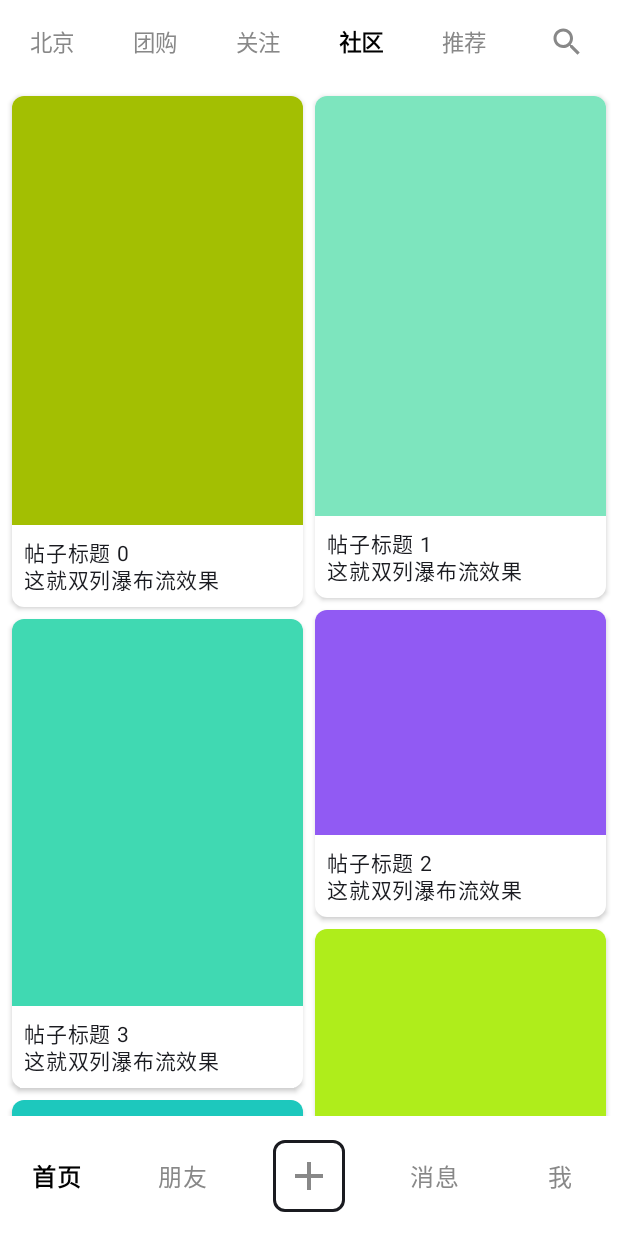
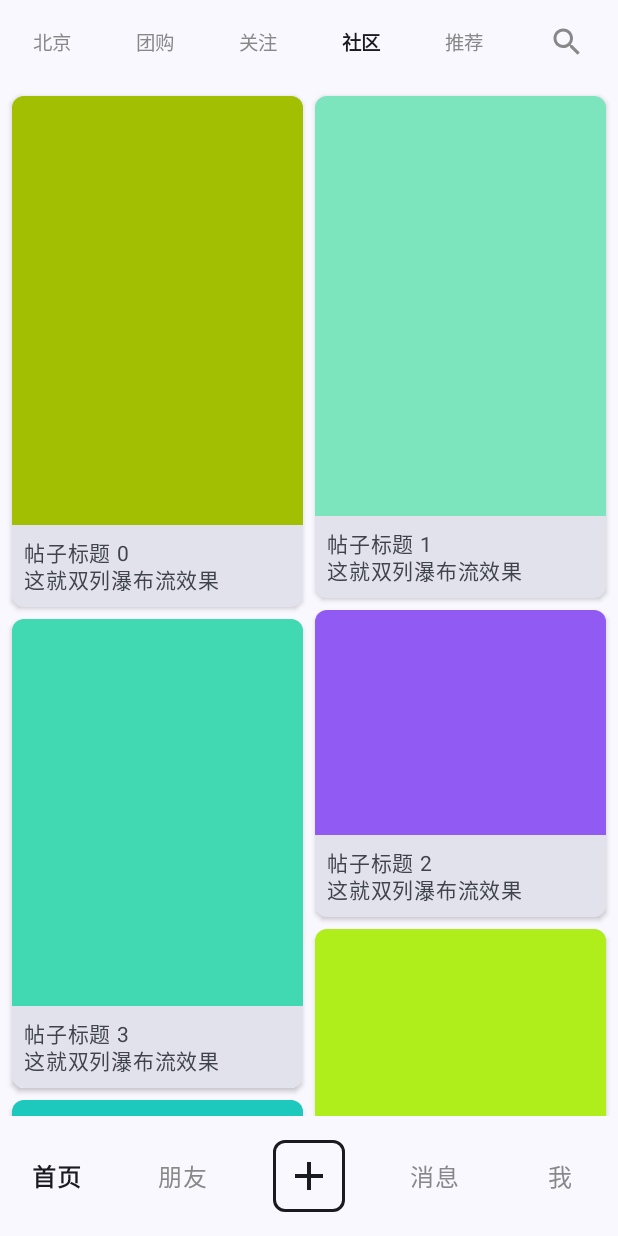
Before and after one commit to Aubade1/ByteDance_client_camp, an Android app built with Jetpack Compose: the screen it shows after launch (MainActivity), on a phone screen of 412 x 824 dp. Run offline under Robolectric (Android 15) with nearby library versions, the phone set to English and light mode, and no system bars.

Commit message:
repair light dark mode bug

```diff
--- a/app/src/main/AndroidManifest.xml
+++ b/app/src/main/AndroidManifest.xml
@@ -16,6 +16,7 @@
             android:name=".MainActivity"
             android:exported="true"
             android:label="@string/app_name"
+            android:screenOrientation="portrait"
             android:theme="@style/Theme.ByteDance_project">
             <intent-filter>
                 <action android:name="android.intent.action.MAIN" />
--- a/app/src/main/java/com/example/bytedance_project/MainScreen.kt
+++ b/app/src/main/java/com/example/bytedance_project/MainScreen.kt
@@ -43,7 +43,8 @@ fun MainScreen() {
     Scaffold(
         bottomBar = {
             NavigationBar (
-                containerColor = Color(0xFFFFFFFF), // 底部导航栏背景色（深灰）
+                containerColor = MaterialTheme.colorScheme.background,
+                tonalElevation = 0.dp
             ){
                 val navBackStackEntry by navController.currentBackStackEntryAsState()
                 val currentDestination = navBackStackEntry?.destination
@@ -57,15 +58,10 @@ fun MainScreen() {
 
                     NavigationBarItem(
                         colors = NavigationBarItemDefaults.colors(
-                            // 选中时图标/文字颜色 -> 黑色
-                            selectedIconColor = Color.Black,
-                            selectedTextColor = Color.Black,
-
-                            // 未选中时图标/文字颜色 -> 灰色 (淡化效果)
+                            selectedIconColor = MaterialTheme.colorScheme.onBackground,
+                            selectedTextColor = MaterialTheme.colorScheme.onBackground,
                             unselectedIconColor = Color.Gray,
                             unselectedTextColor = Color.Gray,
-
-                            // --- 核心修改 2：修改点击时的动画颜色 (指示器颜色) ---
                             indicatorColor = Color.Transparent
                         ),
                         icon = {
@@ -85,6 +81,7 @@ fun MainScreen() {
                                     Icon(
                                         imageVector = Icons.Default.Add,
                                         contentDescription = null,
+                                        tint = MaterialTheme.colorScheme.onBackground,
                                         modifier = Modifier.size(32.dp) // 加号要比外面的框小一点
                                     )
                                 }
--- a/app/src/main/java/com/example/bytedance_project/pageui/HomeScreen.kt
+++ b/app/src/main/java/com/example/bytedance_project/pageui/HomeScreen.kt
@@ -33,6 +33,7 @@ import androidx.compose.foundation.lazy.staggeredgrid.items
 import androidx.compose.foundation.shape.RoundedCornerShape
 import androidx.compose.material3.Card
 import androidx.compose.material3.CardDefaults
+import androidx.compose.material3.MaterialTheme
 import androidx.compose.runtime.remember
 import androidx.compose.ui.unit.Dp
 import kotlin.random.Random
@@ -56,16 +57,15 @@ fun HomeScreen() {
     val scope = rememberCoroutineScope()
 
     Column(modifier = Modifier.fillMaxSize()
-                              .background(Color.White)) {
+                              .background(MaterialTheme.colorScheme.background) ) {
 
         // 3. 修改为 TabRow (固定宽度，均匀分布)
         TabRow(
             selectedTabIndex = pagerState.currentPage,
             // 设置指示器颜色和位置
             indicator = {},
-            // 可以根据需要设置 TabRow 的背景色
-            containerColor = Color.White,
-            contentColor = Color.Black,
+            containerColor = MaterialTheme.colorScheme.background,
+            contentColor = MaterialTheme.colorScheme.onBackground,
             divider = {}
         ) {
             tabs.forEachIndexed { index, title ->
@@ -73,7 +73,8 @@ fun HomeScreen() {
                 val isSearchTab = (title == "搜索")
                 // 判断是否被选中
                 val isSelected = pagerState.currentPage == index
-
+                val selectedColor = MaterialTheme.colorScheme.onBackground // 动态获取黑/白
+                val unselectedColor = Color.Gray // 灰色在黑/白背景都通用
                 Tab(
                     selected = isSelected,
                     onClick = {
@@ -91,8 +92,8 @@ fun HomeScreen() {
                                 // 选中时加粗，未选中正常
                                 fontWeight = if (isSelected) FontWeight.Bold else FontWeight.Normal,
                                 // 稍微调整字体大小以适应一行6个
-                                color = if (isSelected) Color.Black else Color.Gray,
-                                fontSize = 15.sp
+                                color = if (isSelected) selectedColor else unselectedColor,
+                                fontSize = 13.sp
                             )
                         }
                     },
@@ -101,7 +102,7 @@ fun HomeScreen() {
                             Icon(
                                 imageVector = Icons.Default.Search,
                                 contentDescription = "搜索",
-                                tint = if (isSelected) Color.Black else Color.Gray,
+                                tint = if (isSelected) selectedColor else unselectedColor,
                                 modifier = Modifier.size(24.dp) // 控制图标大小
 
                             )
@@ -118,6 +119,7 @@ fun HomeScreen() {
         HorizontalPager(
             state = pagerState,
             modifier = Modifier.fillMaxSize()
+                               .background(MaterialTheme.colorScheme.background)
         ) { page ->
             when (page) {
                 0 -> BeijingPage()
@@ -213,7 +215,9 @@ fun WaterfallItemCard(item: WaterfallItem) {
     Card(
         shape = RoundedCornerShape(8.dp),
         elevation = CardDefaults.cardElevation(defaultElevation = 2.dp),
-        colors = CardDefaults.cardColors(containerColor = Color.White) // 卡片设为白色
+        colors = CardDefaults.cardColors(
+            containerColor = MaterialTheme.colorScheme.surfaceVariant
+        )
     ) {
         Column {
             // 这里通常放图片，现在用彩色 Box 代替
--- a/app/src/main/java/com/example/bytedance_project/ui/theme/Theme.kt
+++ b/app/src/main/java/com/example/bytedance_project/ui/theme/Theme.kt
@@ -19,13 +19,29 @@ import androidx.core.view.WindowCompat
 private val DarkColorScheme = darkColorScheme(
     primary = Purple80,
     secondary = PurpleGrey80,
-    tertiary = Pink80
+    tertiary = Pink80,
+    // 定义背景和表面颜色为黑色
+    background = Color.Black,
+    surface = Color.Black,
+    onPrimary = Color.Black,
+    onSecondary = Color.Black,
+    onTertiary = Color.Black,
+    onBackground = Color.White, // 背景上的文字是白色
+    onSurface = Color.White,    // 表面上的文字是白色
 )
 
 private val LightColorScheme = lightColorScheme(
     primary = Purple40,
     secondary = PurpleGrey40,
-    tertiary = Pink40
+    tertiary = Pink40,
+    // 定义背景和表面颜色为白色
+    background = Color.White,
+    surface = Color.White,
+    onPrimary = Color.White,
+    onSecondary = Color.White,
+    onTertiary = Color.White,
+    onBackground = Color.Black, // 背景上的文字是黑色
+    onSurface = Color.Black,    // 表面上的文字是黑色
 
     /* Other default colors to override
     background = Color(0xFFFFFBFE),
@@ -58,12 +74,8 @@ fun ByteDance_projectTheme(
     if (!view.isInEditMode) {
         SideEffect {
             val window = (view.context as Activity).window
-            // 1. 强制将状态栏背景设为白色
-            window.statusBarColor = Color.White.toArgb()
-
-            // 2. 强制将状态栏图标设为黑色
-            // (true 的意思是：这是一个"亮色/浅色"的状态栏，所以系统会自动把字变黑)
-            WindowCompat.getInsetsController(window, view).isAppearanceLightStatusBars = true
+            window.statusBarColor = colorScheme.background.toArgb()
+            WindowCompat.getInsetsController(window, view).isAppearanceLightStatusBars = !darkTheme
         }
     }
 
```
